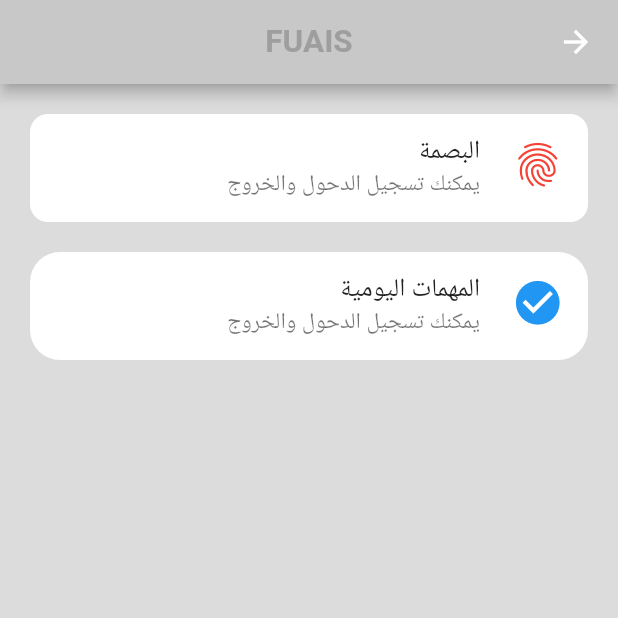
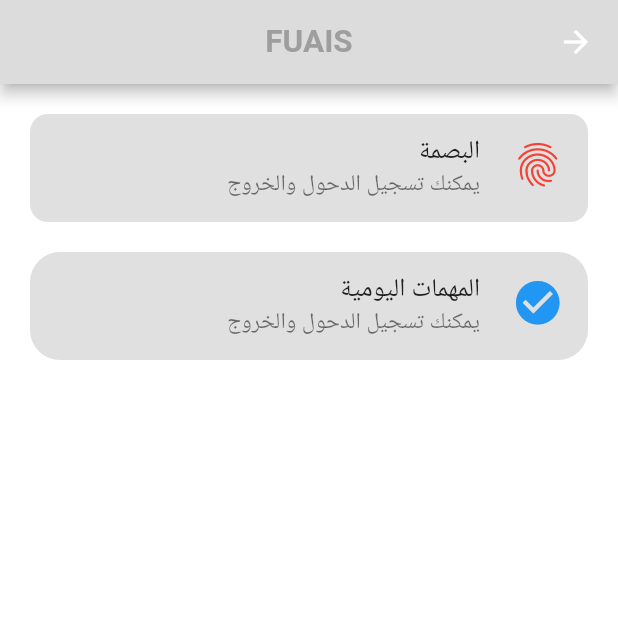
Before and after one commit to Basharzahdeh/fuais_app, a Flutter app: the FuaisScreen screen opened directly, on a phone screen of 412 x 824 dp, the top half of it. Run offline on Flutter 3.47's test engine with Material 2 defaults, Android fonts, the phone set to English and light mode, and no system bars; our stand-ins replace easy_splash_screen, file_picker, flutter_svg, google_fonts, image_picker.

Commit message:
edit color fuais screen

```diff
--- a/lib/ui/main/fuais_screen.dart
+++ b/lib/ui/main/fuais_screen.dart
@@ -10,7 +10,7 @@ class FuaisScreen extends StatelessWidget {
     return SafeArea(
       child: Scaffold(
         appBar: AppBar(
-          backgroundColor:Color.fromRGBO(200, 200, 200, 1),
+          backgroundColor:Color.fromRGBO(220, 220, 220, 1),
           title: Text(
             "FUAIS",
             style: TextStyle(color: Colors.grey, fontWeight: FontWeight.bold),
@@ -20,7 +20,7 @@ class FuaisScreen extends StatelessWidget {
         body: Container(
           width: double.maxFinite,
           height: double.maxFinite,
-          color: Color.fromRGBO(220, 220, 220, 1),
+          color: Color(0xffffffff),
           child: Padding(
             padding: const EdgeInsets.all(20.0),
             child: Column(
@@ -30,7 +30,7 @@ class FuaisScreen extends StatelessWidget {
                   child: Container(
                     decoration: BoxDecoration(
                         borderRadius: BorderRadius.circular(12),
-                        color: Colors.white),
+                        color: Colors.black12),
                     child: ListTile(
                       title: Align(
                           alignment: Alignment.centerRight,
@@ -54,7 +54,7 @@ class FuaisScreen extends StatelessWidget {
                   child: Container(
                     decoration: BoxDecoration(
                         borderRadius: BorderRadius.circular(20),
-                        color: Colors.white),
+                        color: Colors.black12),
                     child: ListTile(
                       title: Align(
                           alignment: Alignment.bottomRight,
```
